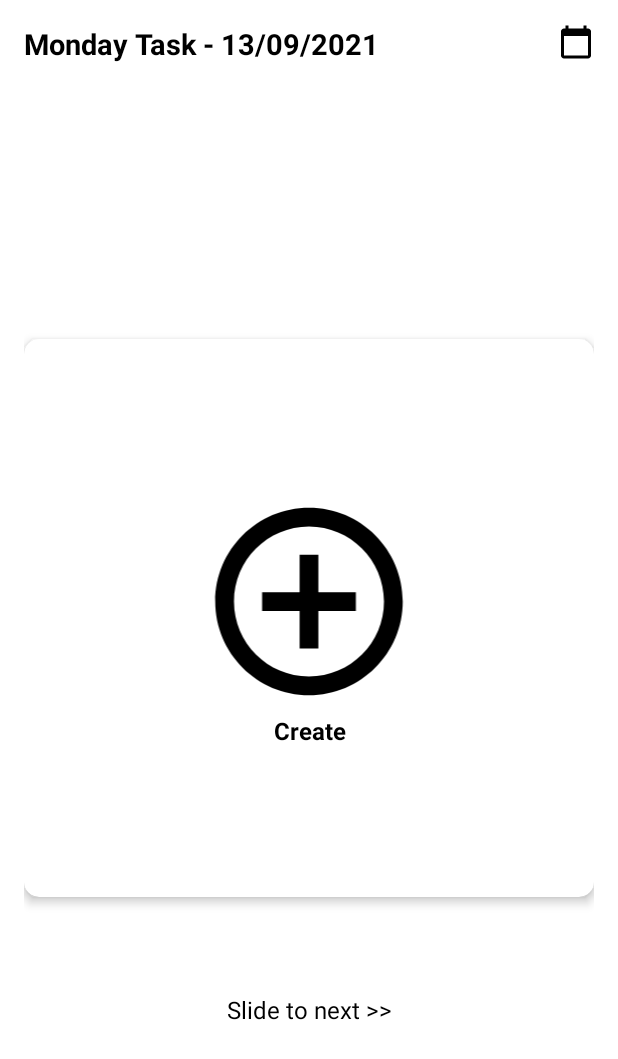
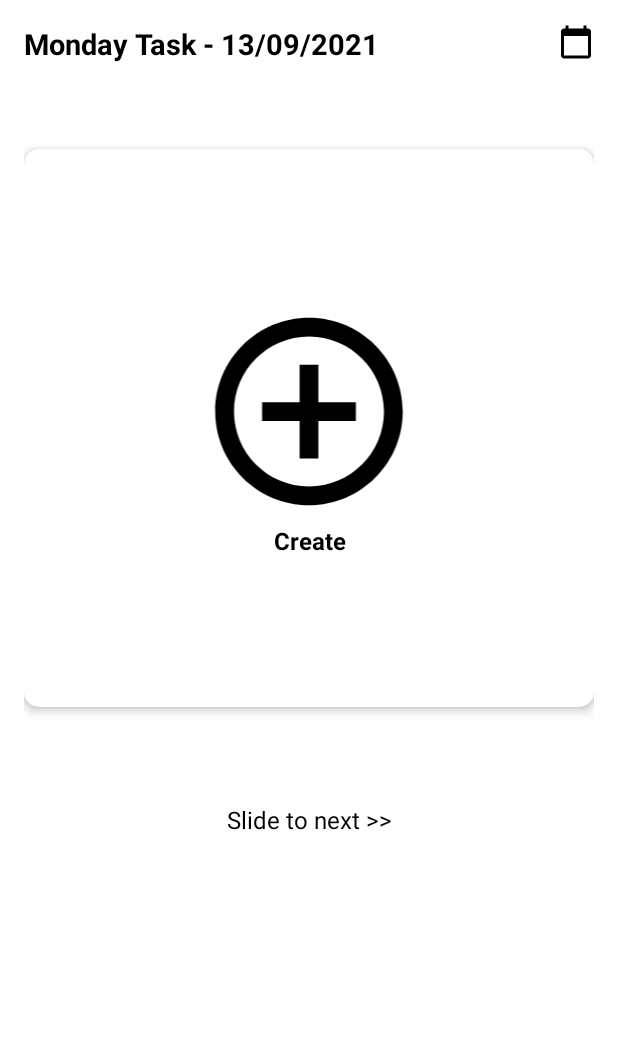
Before and after one commit to rhezadr/TodoList_Layout_Mobile, an Android app: the layout empty_page.xml on its own in the app's theme, with its tools: preview values and no code run, on a phone screen of 412 x 824 dp. Shown: the top 1059 px of the screen. Run offline under Robolectric (Android 15) with nearby library versions, the phone set to English and light mode, and no system bars.

Commit message:
Update empty_page.xml

```diff
--- a/app/src/main/res/layout/empty_page.xml
+++ b/app/src/main/res/layout/empty_page.xml
@@ -29,7 +29,6 @@
         android:layout_height="wrap_content"
         android:layout_marginTop="83dp"
         android:layout_marginBottom="64dp"
-        android:layout_centerVertical="true"
         app:cardBackgroundColor="@color/cardview_light_background"
         app:cardCornerRadius="10dp"
         app:cardElevation="4dp">
@@ -45,13 +44,14 @@
                 android:layout_height="wrap_content"
                 android:src="@drawable/ic_baseline_add_circle_outline_24"
                 app:tint="@color/black" />
+
             <TextView
                 android:id="@+id/createText"
                 android:layout_width="match_parent"
                 android:layout_height="wrap_content"
+                android:layout_below="@+id/plusButton"
                 android:layout_gravity="center"
                 android:gravity="center"
-                android:layout_below="@+id/plusButton"
                 android:text="Create"
                 android:textColor="@color/black"
                 android:textSize="16sp"
```
